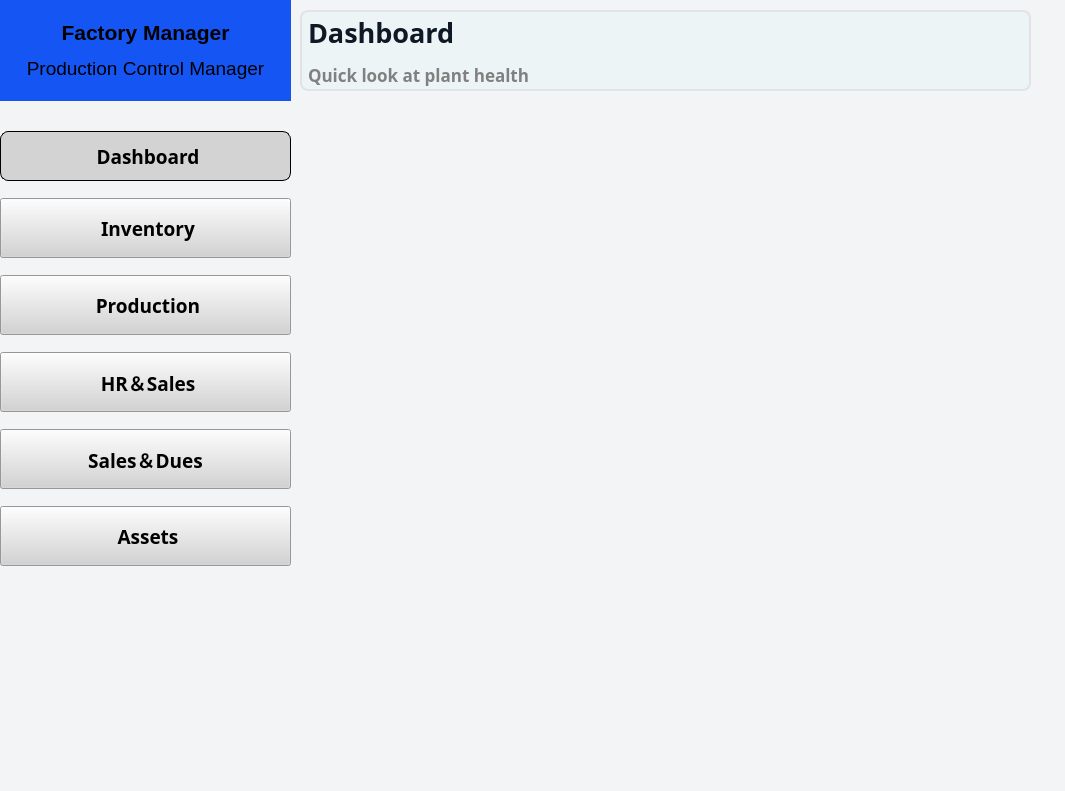
First picture: the form in frontend/ui/main_window.ui, repository FMSPKR/FMS, before the edit.
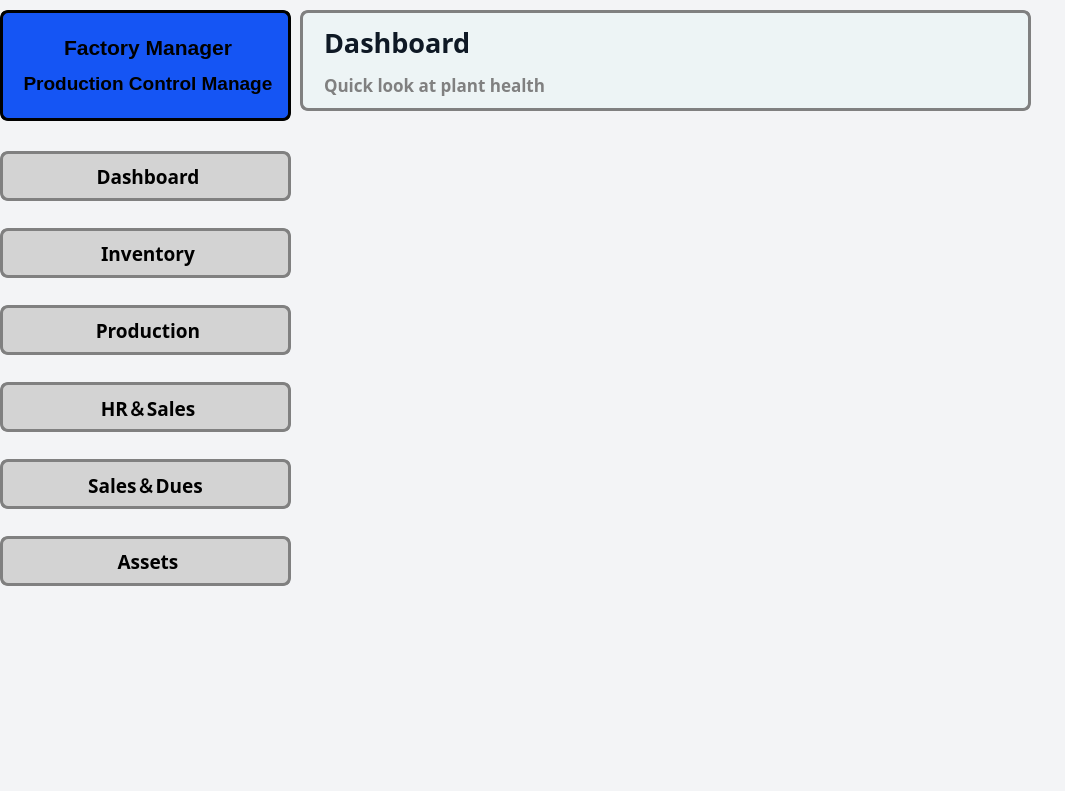
Second picture: the form after the edit. Icons and pictures are not drawn.

```diff
--- a/frontend/ui/main_window.ui
+++ b/frontend/ui/main_window.ui
@@ -18,9 +18,6 @@
   <property name="windowTitle">
    <string>MainWindow</string>
   </property>
-  <property name="styleSheet">
-   <string notr="true"/>
-  </property>
   <property name="iconSize">
    <size>
     <width>24</width>
@@ -37,7 +34,7 @@
       <x>0</x>
       <y>0</y>
       <width>291</width>
-      <height>101</height>
+      <height>121</height>
      </rect>
     </property>
     <property name="autoFillBackground">
@@ -46,11 +43,16 @@
     <property name="styleSheet">
      <string notr="true">QLabel{
 	
-	background-color: rgb(21, 85, 244);
-	
-	alternate-background-color: qlineargradient(spread:pad, x1:0, y1:0, x2:1, y2:1, stop:0 rgba(0, 85, 255, 255), stop:1 rgba(255, 255, 255, 255));
+background-color: rgb(21, 85, 244);
+alternate-background-color: qlineargradient(spread:pad, x1:0, y1:0, x2:1, y2:1, stop:0 rgba(0, 85, 255, 255), stop:1 rgba(255, 255, 255, 255));
 
-
+  font-weight: 600;
+  border-radius: 8px;
+  border: 3px solid ;
+  border-color: black;
+  padding: 5px 15px;
+  margin-top: 10px;
+  outline: 0px;
 
 }</string>
     </property>
@@ -62,7 +64,7 @@
     <property name="geometry">
      <rect>
       <x>0</x>
-      <y>110</y>
+      <y>130</y>
       <width>291</width>
       <height>471</height>
      </rect>
@@ -89,10 +91,16 @@
   background-color: rgb(211, 211, 211);
   font-weight: 600;
   border-radius: 8px;
-  border: 1px solid ;
+  border: 3px solid ;
+  border-color: grey;
   padding: 5px 15px;
   margin-top: 10px;
   outline: 0px;
+}
+
+QPushButton:focus {
+  background-color: #63666A;
+  border: 3px solid black;
 }</string>
        </property>
        <property name="text">
@@ -122,13 +130,26 @@
         <font>
          <family>Yu Gothic UI Semibold</family>
          <pointsize>14</pointsize>
-         <bold>true</bold>
+         <fontweight>DemiBold</fontweight>
         </font>
        </property>
        <property name="styleSheet">
-        <string notr="true">QPushButton{
-color: rgb(0, 0, 0);
-	background-color: rgb(211, 211, 211);
+        <string notr="true">QPushButton {
+  color: rgb(0, 0, 0);
+  background-color: rgb(211, 211, 211);
+  font-weight: 600;
+  border-radius: 8px;
+  border: 3px solid ;
+  border-color: grey;
+  padding: 5px 15px;
+  margin-top: 10px;
+  outline: 0px;
+}
+
+
+QPushButton:focus{
+background-color:#63666A;
+border-color:black;
 }</string>
        </property>
        <property name="text">
@@ -158,13 +179,26 @@
         <font>
          <family>Yu Gothic UI Semibold</family>
          <pointsize>14</pointsize>
-         <bold>true</bold>
+         <fontweight>DemiBold</fontweight>
         </font>
        </property>
        <property name="styleSheet">
-        <string notr="true">QPushButton{
-color: rgb(0, 0, 0);
-	background-color: rgb(211, 211, 211);
+        <string notr="true">QPushButton {
+  color: rgb(0, 0, 0);
+  background-color: rgb(211, 211, 211);
+  font-weight: 600;
+  border-radius: 8px;
+  border: 3px solid ;
+  border-color: grey;
+  padding: 5px 15px;
+  margin-top: 10px;
+  outline: 0px;
+}
+
+
+QPushButton:focus{
+background-color:#63666A;
+border-color:black;
 }</string>
        </property>
        <property name="text">
@@ -194,13 +228,25 @@
         <font>
          <family>Yu Gothic UI Semibold</family>
          <pointsize>14</pointsize>
-         <bold>true</bold>
+         <fontweight>DemiBold</fontweight>
         </font>
        </property>
        <property name="styleSheet">
-        <string notr="true">QPushButton{
-color: rgb(0, 0, 0);
-	background-color: rgb(211, 211, 211);
+        <string notr="true">QPushButton {
+  color: rgb(0, 0, 0);
+  background-color: rgb(211, 211, 211);
+  font-weight: 600;
+  border-radius: 8px;
+  border: 3px solid ;
+  border-color: grey;
+  padding: 5px 15px;
+  margin-top: 10px;
+  outline: 0px;
+}
+
+QPushButton:focus{
+background-color:#63666A;
+border-color:black
 }</string>
        </property>
        <property name="text">
@@ -230,13 +276,25 @@
         <font>
          <family>Yu Gothic UI Semibold</family>
          <pointsize>14</pointsize>
-         <bold>true</bold>
+         <fontweight>DemiBold</fontweight>
         </font>
        </property>
        <property name="styleSheet">
-        <string notr="true">QPushButton{
-color: rgb(0, 0, 0);
-	background-color: rgb(211, 211, 211);
+        <string notr="true">QPushButton {
+  color: rgb(0, 0, 0);
+  background-color: rgb(211, 211, 211);
+  font-weight: 600;
+  border-radius: 8px;
+  border: 3px solid ;
+  border-color: grey;
+  padding: 5px 15px;
+  margin-top: 10px;
+  outline: 0px;
+}
+
+QPushButton:focus{
+background-color:#63666A;
+border-color:black
 }</string>
        </property>
        <property name="text">
@@ -266,13 +324,25 @@
         <font>
          <family>Yu Gothic UI Semibold</family>
          <pointsize>14</pointsize>
-         <bold>true</bold>
+         <fontweight>DemiBold</fontweight>
         </font>
        </property>
        <property name="styleSheet">
-        <string notr="true">QPushButton{
-color: rgb(0, 0, 0);
-	background-color: rgb(211, 211, 211);
+        <string notr="true">QPushButton {
+  color: rgb(0, 0, 0);
+  background-color: rgb(211, 211, 211);
+  font-weight: 600;
+  border-radius: 8px;
+  border: 3px solid ;
+  border-color: grey;
+  padding: 5px 15px;
+  margin-top: 10px;
+  outline: 0px;
+}
+
+QPushButton:focus{
+background-color:#63666A;
+border-color:black
 }</string>
        </property>
        <property name="text">
@@ -296,16 +366,16 @@
     <property name="geometry">
      <rect>
       <x>300</x>
-      <y>10</y>
+      <y>0</y>
       <width>731</width>
-      <height>81</height>
+      <height>111</height>
      </rect>
     </property>
     <property name="font">
      <font>
       <family>Yu Gothic UI Semibold</family>
       <pointsize>16</pointsize>
-      <bold>true</bold>
+      <fontweight>DemiBold</fontweight>
      </font>
     </property>
     <property name="autoFillBackground">
@@ -313,10 +383,17 @@
     </property>
     <property name="styleSheet">
      <string notr="true">QLabel{
-	color: rgb(15, 25, 37);
-	background-color: rgb(237, 244, 245);
-	border-radius: 8px;
-	border: 2px solid #e0e4e7;
+
+
+  color: rgb(15, 25, 37);
+  background-color: rgb(237, 244, 245);
+  font-weight: 600;
+  border-radius: 8px;
+  border: 3px solid ;
+  border-color: grey;
+  padding: 5px 15px;
+  margin-top: 10px;
+  outline: 0px;
 }</string>
     </property>
     <property name="text">
```
